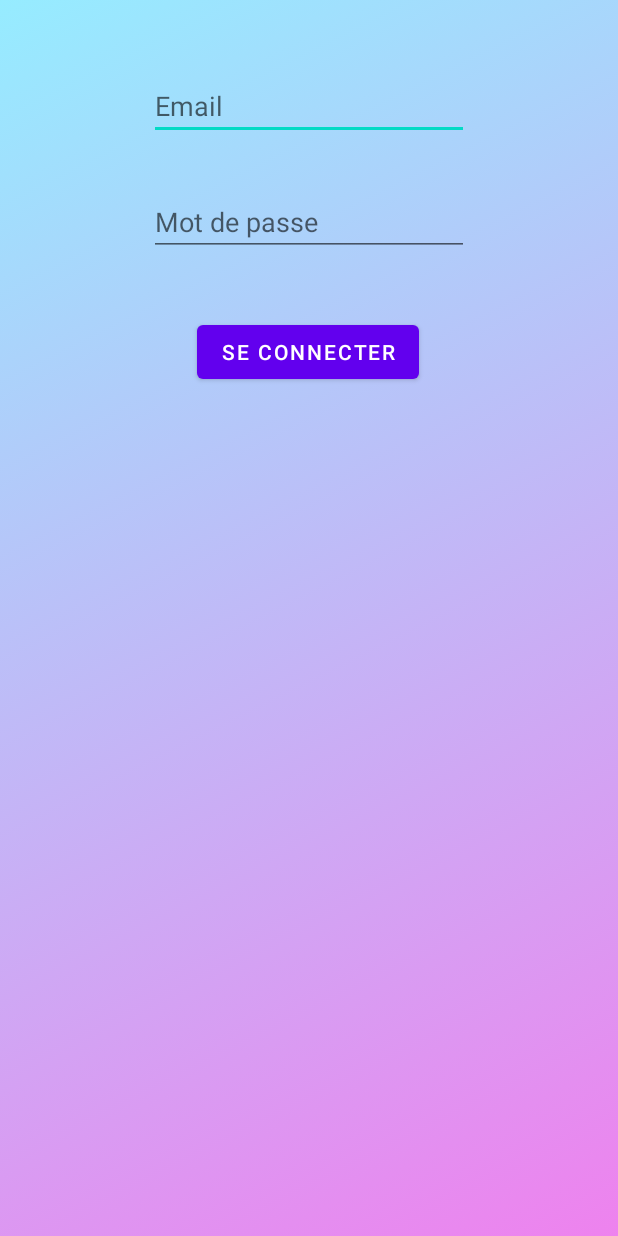
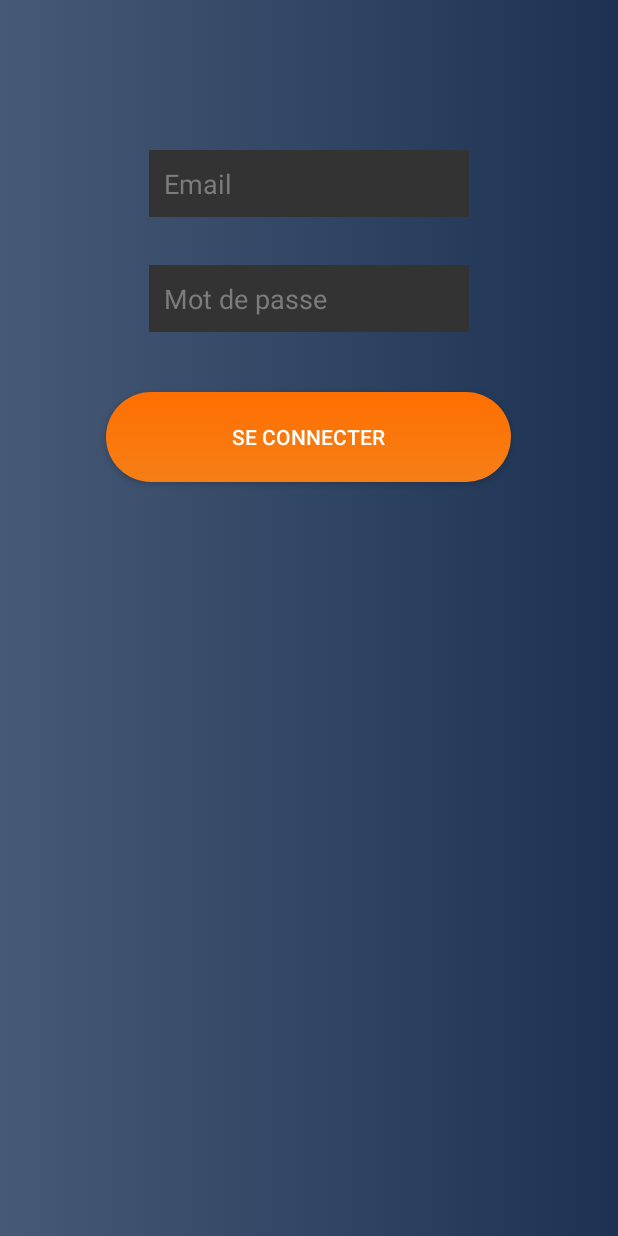
Before and after one commit to chrisollivier/Prospect, an Android app: the screen it shows after launch (LoginActivity), on a phone screen of 412 x 824 dp. Run offline under Robolectric (Android 15) with nearby library versions, the phone set to English and light mode, and no system bars.

Commit message:
style V0.5

```diff
--- /dev/null
+++ b/app/src/main/res/drawable/buttonshape.xml
@@ -0,0 +1,23 @@
+<?xml version="1.0" encoding="utf-8"?>
+<shape xmlns:android="http://schemas.android.com/apk/res/android" android:shape="rectangle" >
+    <corners
+        android:radius="200dp"
+        />
+    <gradient
+        android:angle="90"
+        android:centerX="100%"
+        android:endColor="#FF6F00"
+        android:startColor="#F57F17"
+        android:type="linear"
+        />
+    <padding
+        android:left="0dp"
+        android:top="0dp"
+        android:right="0dp"
+        android:bottom="0dp"
+        />
+    <size
+        android:width="270dp"
+        android:height="60dp"
+        />
+</shape>
--- a/app/src/main/res/drawable/gradient_background.xml
+++ b/app/src/main/res/drawable/gradient_background.xml
@@ -1,16 +1,23 @@
 <?xml version="1.0" encoding="utf-8"?>
 <selector xmlns:android="http://schemas.android.com/apk/res/android">
     <item>
-        <shape  xmlns:android="http://schemas.android.com/apk/res/android"
+
+
+        <shape
+            xmlns:android="http://schemas.android.com/apk/res/android"
             android:shape="rectangle">
 
             <gradient
                 android:type="linear"
-                android:startColor="#EE82EE"
-                android:endColor="#96ECFF"
-                android:angle="135"
+                android:centerX="5%"
+                android:centerY="100%"
+                android:startColor="#465A76"
+                android:endColor="#1D3253"
+                android:gradientRadius="100%"
                 />
 
         </shape>
+
+
     </item>
 </selector>
--- /dev/null
+++ b/app/src/main/res/drawable/textshape.xml
@@ -0,0 +1,4 @@
+<?xml version="1.0" encoding="utf-8"?>
+<selector xmlns:android="http://schemas.android.com/apk/res/android">
+
+</selector>
--- a/app/src/main/res/layout/loginactivity.xml
+++ b/app/src/main/res/layout/loginactivity.xml
@@ -11,36 +11,44 @@
         android:id="@+id/inputLogin"
         android:layout_width="wrap_content"
         android:layout_height="wrap_content"
-        android:layout_marginTop="48dp"
+        android:layout_marginTop="100dp"
+        android:background="@color/dark_grey"
         android:ems="10"
         android:hint="Email"
         android:inputType="textEmailAddress"
+        android:padding="10dp"
+        android:textColorHint="@color/grey"
+        android:textColor="@color/white"
         app:layout_constraintEnd_toEndOf="parent"
         app:layout_constraintStart_toStartOf="parent"
         app:layout_constraintTop_toTopOf="parent" />
 
     <EditText
         android:id="@+id/inputPassword"
+        android:textColor="@color/white"
         android:layout_width="wrap_content"
         android:layout_height="wrap_content"
         android:layout_marginTop="32dp"
         android:ems="10"
         android:hint="Mot de passe"
+        android:textColorHint="@color/grey"
+        android:background="@color/dark_grey"
         android:inputType="textPassword"
-        app:layout_constraintEnd_toEndOf="parent"
-        app:layout_constraintStart_toStartOf="parent"
-        app:layout_constraintTop_toBottomOf="@+id/inputLogin" />
+        app:layout_constraintEnd_toEndOf="@+id/inputLogin"
+        app:layout_constraintStart_toStartOf="@+id/inputLogin"
+        app:layout_constraintTop_toBottomOf="@+id/inputLogin"
+        android:padding="10dp"/>
 
-    <Button
+    <androidx.appcompat.widget.AppCompatButton
         android:id="@+id/BtnLogin"
         android:layout_width="wrap_content"
         android:layout_height="wrap_content"
         android:layout_marginTop="40dp"
+        android:background="@drawable/buttonshape"
         android:text="Se connecter"
-        app:layout_constraintBottom_toBottomOf="parent"
-        app:layout_constraintEnd_toEndOf="parent"
-        app:layout_constraintHorizontal_bias="0.498"
-        app:layout_constraintStart_toStartOf="parent"
-        app:layout_constraintTop_toBottomOf="@+id/inputPassword"
-        app:layout_constraintVertical_bias="0.0" />
+        android:textColor="@color/white"
+        app:layout_constraintEnd_toEndOf="@+id/inputPassword"
+        app:layout_constraintHorizontal_bias="0.516"
+        app:layout_constraintStart_toStartOf="@+id/inputPassword"
+        app:layout_constraintTop_toBottomOf="@+id/inputPassword" />
 </androidx.constraintlayout.widget.ConstraintLayout>
--- a/app/src/main/res/values/colors.xml
+++ b/app/src/main/res/values/colors.xml
@@ -1,10 +1,12 @@
 <?xml version="1.0" encoding="utf-8"?>
 <resources>
-    <color name="purple_200">#FFBB86FC</color>
-    <color name="purple_500">#FF6200EE</color>
-    <color name="purple_700">#FF3700B3</color>
-    <color name="teal_200">#FF03DAC5</color>
+    <color name="purple_200">#FC9F62</color>
+    <color name="purple_500">#EE6700</color>
+    <color name="purple_700">#B33F00</color>
+    <color name="teal_200">#DA2E03</color>
     <color name="teal_700">#FF018786</color>
     <color name="black">#FF000000</color>
     <color name="white">#FFFFFFFF</color>
+    <color name="dark_grey">#FF333333</color>
+    <color name="grey">#7C7C7C</color>
 </resources>
--- a/app/src/main/res/values/themes.xml
+++ b/app/src/main/res/values/themes.xml
@@ -1,16 +1,18 @@
 <resources xmlns:tools="http://schemas.android.com/tools">
     <!-- Base application theme. -->
-    <style name="Theme.NSI_prospects" parent="Theme.MaterialComponents.DayNight.NoActionBar">
+    <style name="Theme.NSI_prospects" parent="Theme.MaterialComponents.DayNight.NoActionBar"
+        >
+
         <!-- Primary brand color. -->
+
         <item name="colorPrimary">@color/purple_500</item>
         <item name="colorPrimaryVariant">@color/purple_700</item>
         <item name="colorOnPrimary">@color/white</item>
         <!-- Secondary brand color. -->
         <item name="colorSecondary">@color/teal_200</item>
         <item name="colorSecondaryVariant">@color/teal_700</item>
-        <item name="colorOnSecondary">@color/black</item>
+        <item name="colorOnSecondary">@color/white</item>
         <!-- Status bar color. -->
-        <item name="android:statusBarColor" tools:targetApi="l">?attr/colorPrimaryVariant</item>
         <!-- Customize your theme here. -->
     </style>
 </resources>
```
Also changed, not shown: app/src/main/res/drawable/color10.xml (added, +9 -0 lines), app/src/main/res/layout/accueilactivity.xml (+11 -8 lines), app/src/main/res/layout/itemlayout.xml (+13 -4 lines).
